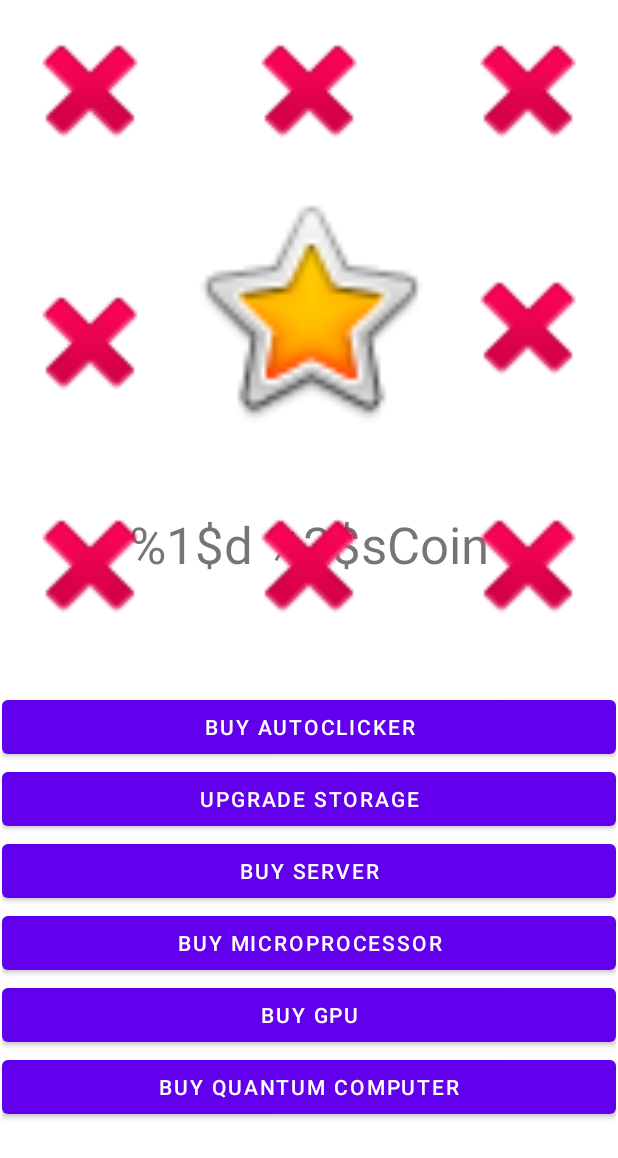
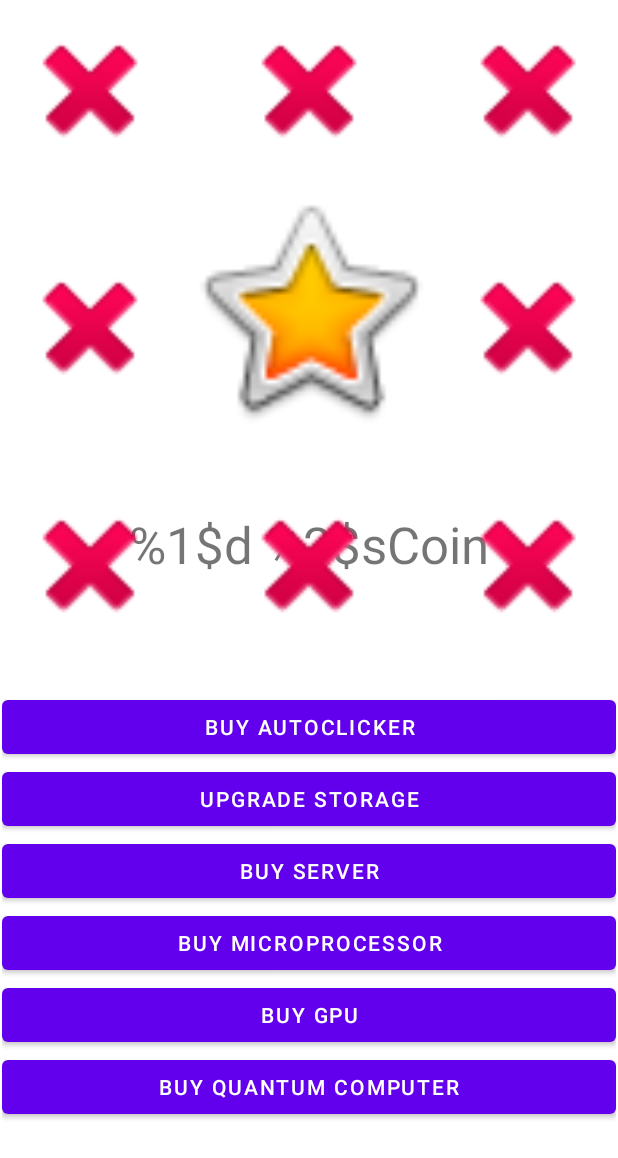
Before and after one commit to adeick/CPRE388Project2, an Android app: the layout activity_main.xml on its own in the app's theme, with its tools: preview values and no code run, on a phone screen of 412 x 824 dp. Shown: the top 1158 px of the screen. Run offline under Robolectric (Android 15) with nearby library versions, the light colour scheme and no system bars.

Commit message:
Fixed minor spacing issue

```diff
--- a/app/src/main/res/layout/activity_main.xml
+++ b/app/src/main/res/layout/activity_main.xml
@@ -147,7 +147,6 @@
         android:id="@+id/hacker7"
         android:layout_width="100dp"
         android:layout_height="100dp"
-        android:layout_marginTop="20dp"
         android:onClick="hacker7OnClick"
         app:layout_constraintBottom_toTopOf="@+id/hacker6"
         app:layout_constraintEnd_toStartOf="@+id/imageView"
```
